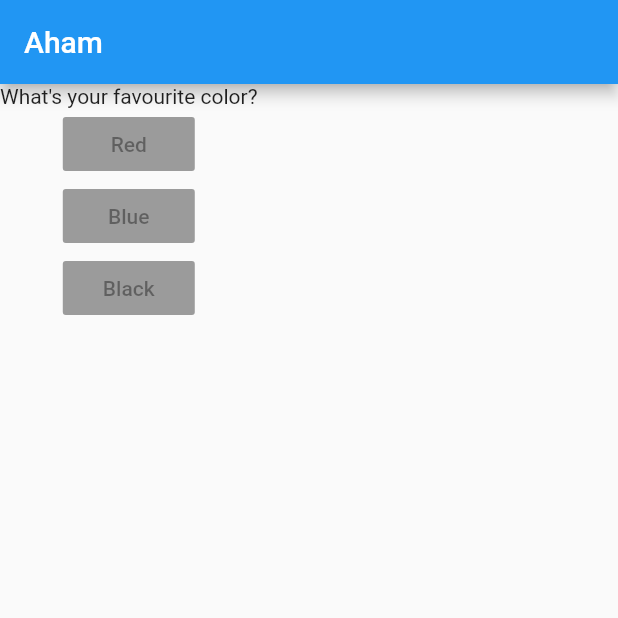
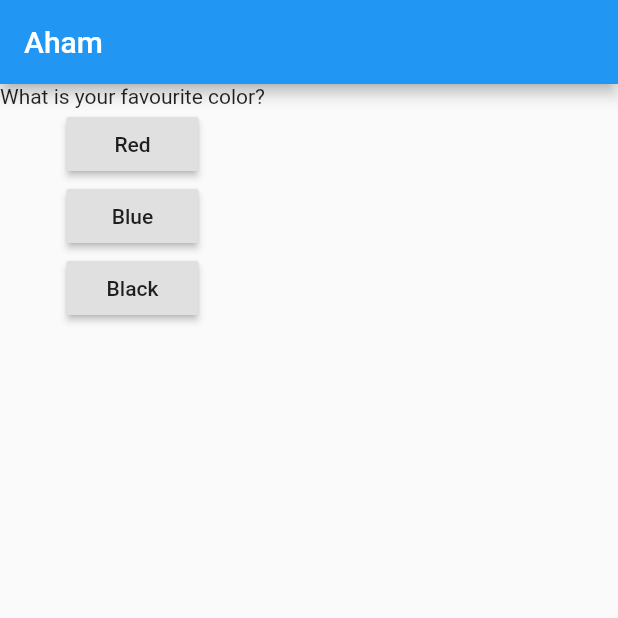
Before and after one commit to ahmer-najam/first_flutter_app, a Flutter app: the screen it shows after launch, on a phone screen of 412 x 824 dp, the top half of it. Run offline on Flutter 3.47's test engine with Material 2 defaults, Android fonts, the phone set to English and light mode, and no system bars.

Commit message:
2020.12.30.001

```diff
--- a/lib/main.dart
+++ b/lib/main.dart
@@ -1,20 +1,55 @@
 import 'package:flutter/material.dart';
+import './question.dart';
 
 void main() => runApp(MyApp());
 
-class MyApp extends StatelessWidget {
+class MyApp extends StatefulWidget {
+  @override
+  _MyAppState createState() => _MyAppState();
+}
+
+class _MyAppState extends State<MyApp> {
+  var _questionIndex = 0;
+  void _answerQuestion() {
+    setState(() {
+      if(_questionIndex == 0){
+        _questionIndex++;
+      }
+    });
+    print('Answer chosen!');
+  }
+
+  @override
   Widget build(BuildContext context) {
+    var questions = [
+      'What is your favourite color?',
+      'What is your favourite car?',
+    ];
+
     return MaterialApp(
       home: Scaffold(
         appBar: AppBar(
           title: Text('Aham'),
         ),
-        body: Column(children: [
-          Text('What\'s your favourite color?'),
-          RaisedButton(child: Text('Red'), onPressed: null,),
-          RaisedButton(child: Text('Blue'), onPressed: null,),
-          RaisedButton(child: Text('Black'), onPressed: null,),
-        ],),
+        body: Column(
+          children: [
+            Question(questions[_questionIndex]),
+            RaisedButton(
+              child: Text('Red'),
+              onPressed: _answerQuestion,
+            ),
+            RaisedButton(
+              child: Text('Blue'),
+              onPressed: _answerQuestion,
+            ),
+            RaisedButton(
+              child: Text('Black'),
+              onPressed: () {
+                print('Answer3 chosen..');
+              },
+            ),
+          ],
+        ),
       ),
     );
   }
--- /dev/null
+++ b/lib/question.dart
@@ -0,0 +1,10 @@
+import 'package:flutter/material.dart';
+
+class Question extends StatelessWidget {
+  @override
+  final String questionText;
+  Question(this.questionText);
+  Widget build(BuildContext context) {
+    return Text(questionText);
+  }
+}
```
